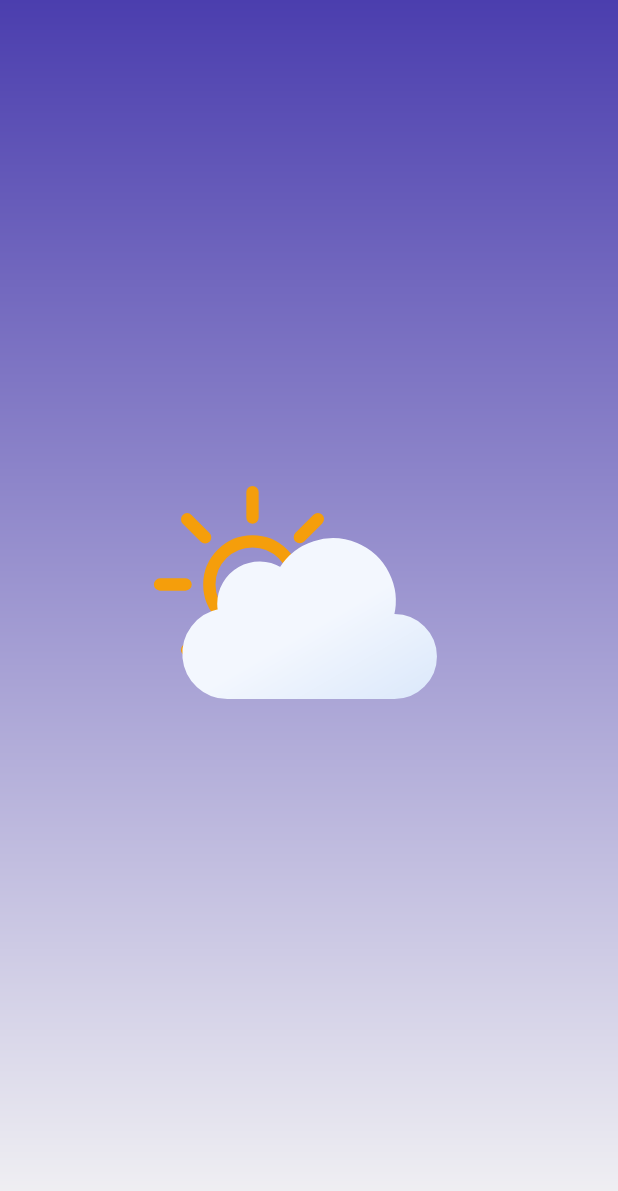
After one commit to OL-sergio/YupWeather-OLD, an Android app: the layout activity_splash.xml on its own in the app's theme, with its tools: preview values and no code run, on a phone screen of 412 x 824 dp. The commit adds this screen. Shown: the top 1191 px of the screen. Run offline under Robolectric (Android 15) with nearby library versions, the phone set to English and light mode, and no system bars.

Commit message:
Work Done: - Creating custom gradients and adding them to the project importing SVG images into the project, adding them to the splash activity, and creating custom animations for the project, such as the sun and cloud. Using Handler to pass intent to change activity after 5 seconds.
* Notes:
-...

* Add items:
- SplashActivity
- activity_splash.xml
- background_gradient_strong.xml
- background_gradient_soft.xml
- cloud
- clear_day

* Updated items:
...

* Removed:
-...

```diff
--- a/app/src/main/AndroidManifest.xml
+++ b/app/src/main/AndroidManifest.xml
@@ -13,7 +13,7 @@
         android:theme="@style/Theme.YupWeather"
         tools:targetApi="31">
         <activity
-            android:name=".MainActivity"
+            android:name=".SplashActivity"
             android:exported="true">
             <intent-filter>
                 <action android:name="android.intent.action.MAIN" />
@@ -21,6 +21,10 @@
                 <category android:name="android.intent.category.LAUNCHER" />
             </intent-filter>
         </activity>
+        <activity
+            android:name=".MainActivity"
+            android:exported="false">
+        </activity>
     </application>
 
 </manifest>
--- a/app/src/main/java/openweather/api/java/yupweather/MainActivity.java
+++ b/app/src/main/java/openweather/api/java/yupweather/MainActivity.java
@@ -2,7 +2,10 @@ package openweather.api.java.yupweather;
 
 import androidx.appcompat.app.AppCompatActivity;
 
+import android.animation.ObjectAnimator;
+import android.annotation.SuppressLint;
 import android.os.Bundle;
+import android.widget.ImageView;
 
 public class MainActivity extends AppCompatActivity {
 
@@ -10,5 +13,6 @@ public class MainActivity extends AppCompatActivity {
     protected void onCreate(Bundle savedInstanceState) {
         super.onCreate(savedInstanceState);
         setContentView(R.layout.activity_main);
+
     }
 }
--- /dev/null
+++ b/app/src/main/res/drawable/background_gradient_strong.xml
@@ -0,0 +1,13 @@
+<?xml version="1.0" encoding="utf-8"?>
+<shape xmlns:android="http://schemas.android.com/apk/res/android" android:shape="rectangle" >
+
+    <gradient
+        android:gradientRadius="100%p"
+        android:angle="60"
+        android:endColor="#4B3EAE"
+        android:centerColor="#F5F5F5"
+        android:startColor="#4B3EAE"
+        android:centerX="1"
+        android:type="linear" />
+
+</shape>
--- /dev/null
+++ b/app/src/main/res/drawable/claud.xml
@@ -0,0 +1,24 @@
+<vector xmlns:android="http://schemas.android.com/apk/res/android"
+    xmlns:aapt="http://schemas.android.com/aapt"
+    android:width="64dp"
+    android:height="64dp"
+    android:viewportWidth="64"
+    android:viewportHeight="64">
+  <path
+      android:pathData="M46.5,31.5h-0.32a10.49,10.49 0,0 0,-19.11 -8,7 7,0 0,0 -10.57,6 7.21,7.21 0,0 0,0.1 1.14A7.5,7.5 0,0 0,18 45.5a4.19,4.19 0,0 0,0.5 0v0h28a7,7 0,0 0,0 -14z"
+      android:strokeWidth=".5"
+      android:strokeColor="#e6effc">
+    <aapt:attr name="android:fillColor">
+      <gradient
+          android:startX="22.56"
+          android:startY="21.96"
+          android:endX="39.2"
+          android:endY="50.8"
+          android:type="linear">
+        <item android:offset="0" android:color="#FFF3F7FE"/>
+        <item android:offset="0.45" android:color="#FFF3F7FE"/>
+        <item android:offset="1" android:color="#FFDEEAFB"/>
+      </gradient>
+    </aapt:attr>
+  </path>
+</vector>
--- /dev/null
+++ b/app/src/main/res/drawable/clear_day.xml
@@ -0,0 +1,16 @@
+
+<vector
+          xmlns:android="http://schemas.android.com/apk/res/android"
+          android:width="64dp"
+          android:height="64dp"
+          android:viewportWidth="64"
+          android:viewportHeight="64">
+
+        <path
+            android:pathData="M42.5,32A10.5,10.5 0,1 1,32 21.5,10.5 10.5,0 0,1 42.5,32ZM32,15.71V9.5m0,45V48.29M43.52,20.48l4.39,-4.39M16.09,47.91l4.39,-4.39m0,-23 l-4.39,-4.39M47.91,47.91l-4.39,-4.39M15.71,32H9.5m45,0H48.29"
+            android:strokeWidth="3"
+            android:fillColor="#00000000"
+            android:strokeColor="#f59e0b"
+            android:strokeLineCap="round"/>
+
+</vector>
--- /dev/null
+++ b/app/src/main/res/layout/activity_splash.xml
@@ -0,0 +1,32 @@
+<?xml version="1.0" encoding="utf-8"?>
+<androidx.constraintlayout.widget.ConstraintLayout xmlns:android="http://schemas.android.com/apk/res/android"
+    xmlns:app="http://schemas.android.com/apk/res-auto"
+    xmlns:tools="http://schemas.android.com/tools"
+    android:layout_width="match_parent"
+    android:layout_height="match_parent"
+    android:background="@drawable/background_gradient_strong"
+    tools:context=".SplashActivity">
+
+    <ImageView
+        android:id="@+id/imageView_sun"
+        android:layout_width="175dp"
+        android:layout_height="175dp"
+        android:layout_marginEnd="76dp"
+        android:layout_marginBottom="45dp"
+        android:src="@drawable/clear_day"
+        app:layout_constraintBottom_toBottomOf="@+id/imageView_cloud"
+        app:layout_constraintEnd_toEndOf="@+id/imageView_cloud"
+        app:layout_constraintStart_toStartOf="@+id/imageView_cloud"
+        app:layout_constraintTop_toTopOf="@+id/imageView_cloud" />
+
+    <ImageView
+        android:id="@+id/imageView_cloud"
+        android:layout_width="250dp"
+        android:layout_height="250dp"
+        android:src="@drawable/claud"
+        app:layout_constraintBottom_toBottomOf="parent"
+        app:layout_constraintEnd_toEndOf="parent"
+        app:layout_constraintStart_toStartOf="parent"
+        app:layout_constraintTop_toTopOf="parent" />
+
+</androidx.constraintlayout.widget.ConstraintLayout>
```
Also changed, not shown: app/src/main/java/openweather/api/java/yupweather/SplashActivity.java (added, +58 -0 lines), app/src/main/res/drawable/background_gradient_soft.xml (added, +12 -0 lines), app/src/main/res/layout/activity_main.xml (+1 -8 lines), gradle/wrapper/gradle-wrapper.properties.
